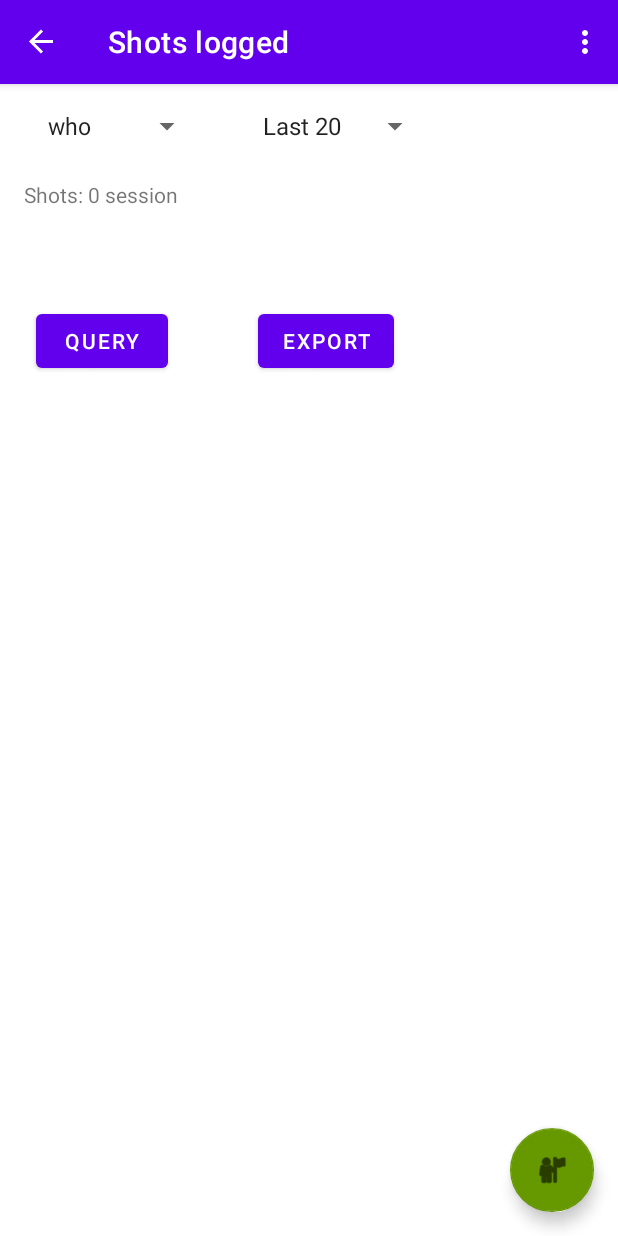
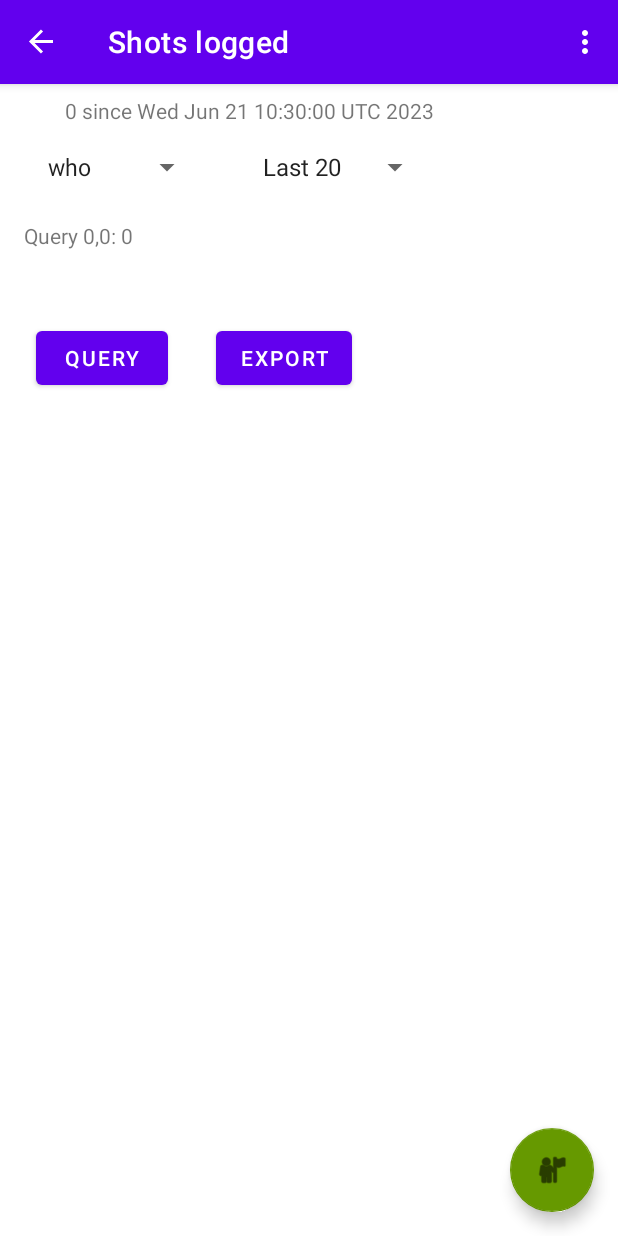
Before and after one commit to droidacts/DrangeNotes, an Android app: the screen it shows after launch (MainActivity), in the options menu, after a tap on an icon or button, on a phone screen of 412 x 824 dp. Run offline under Robolectric (Android 15) with nearby library versions, the phone set to English and light mode, and no system bars; our stand-ins replace Room's generated code, data binding, navigation-ui.

Commit message:
Ver 0.71-3: cleanup unneeded codes

```diff
--- a/app/build.gradle
+++ b/app/build.gradle
@@ -14,7 +14,7 @@ android {
         minSdk 25
         targetSdk 33
         versionCode 2
-        versionName "0.70-3"
+        versionName "0.71-3"
 
         testInstrumentationRunner "androidx.test.runner.AndroidJUnitRunner"
     }
@@ -34,6 +34,7 @@ android {
     }
     buildFeatures {
         viewBinding true
+        dataBinding true
     }
 }
 
--- a/app/src/main/java/org/xluz/droidacts/drangenotes/LogsFragment.kt
+++ b/app/src/main/java/org/xluz/droidacts/drangenotes/LogsFragment.kt
@@ -29,6 +29,8 @@ class LogsFragment : Fragment() {
         savedInstanceState: Bundle?
     ): View {
         _binding = FragmentLogsBinding.inflate(inflater, container, false)
+        // or, as noted in other sources of databinding ...
+        //_binding = DataBindingUtil.inflate(inflater, R.layout.fragment_logs, container, false)
         return binding.root
     }
 
@@ -38,14 +40,15 @@ class LogsFragment : Fragment() {
         mViewmodel3.datrdy = false
         querylogsViewmodel0.sessShotCount = args.sesscount
         querylogsViewmodel0.sessTeetime = args.sessteetime
+        querylogsViewmodel0.vInfobarText = args.msgtxt.toString()
         binding.exportButton.setOnClickListener {
             val exportAllCurrShotsReq = Intent(Intent.ACTION_SEND).apply {
                 type = "text/plain"
                 putExtra(Intent.EXTRA_TEXT, binding.allshotslogs.text)
-                putExtra(Intent.EXTRA_SUBJECT, getString(R.string.logs_fragment_label))
+                putExtra(Intent.EXTRA_SUBJECT, getString(R.string.logs_fragment_label)+binding.infobar.text)
             }
             val chooser = Intent.createChooser(
-                exportAllCurrShotsReq, "Export current shots data"
+                exportAllCurrShotsReq, "Export current shots logs"
             )
             startActivity(chooser)
         }
@@ -53,25 +56,21 @@ class LogsFragment : Fragment() {
             querylogsViewmodel0.vGolfer = binding.players3.selectedItemPosition
             querylogsViewmodel0.vRecentQuery = binding.recentchoices.selectedItemPosition
             querylogsViewmodel0.getlogs()
-            binding.allshotslogs.text = querylogsViewmodel0.vLogsText
         }
-        binding.allshotslogs.setOnFocusChangeListener {  //temporary use
-                _, hasFocus ->
-            if(hasFocus) {
-                binding.allshotslogs.text = querylogsViewmodel0.vLogsText
-            }
-        }
-        binding.allshotslogs.setOnClickListener {
-            //  temporary
-            binding.allshotslogs.text = querylogsViewmodel0.vLogsText
-        }
+// try data binding to textview, lifecycle owner is needed by LiveData
+        binding.localviewm = querylogsViewmodel0
+        binding.lifecycleOwner = viewLifecycleOwner
+        // not sure if we need this
+//        querylogsViewmodel0.vLogsText.observe(viewLifecycleOwner) {
+//            binding.allshotslogs.text = it
+//        }
+
 // set default logs to be all shots in current session
         viewLifecycleOwner.lifecycleScope.launch {
             viewLifecycleOwner.repeatOnLifecycle(Lifecycle.State.STARTED) {
                 querylogsViewmodel0.vGolfer = 0
                 querylogsViewmodel0.vRecentQuery = 0
                 querylogsViewmodel0.getlogs()
-                binding.allshotslogs.text = "${args.msgtxt}\n${querylogsViewmodel0.vLogsText}"
             }
         }
     }
--- a/app/src/main/java/org/xluz/droidacts/drangenotes/MainActivity.kt
+++ b/app/src/main/java/org/xluz/droidacts/drangenotes/MainActivity.kt
@@ -19,7 +19,6 @@ import androidx.core.app.ActivityCompat
 import androidx.core.content.ContextCompat
 import androidx.lifecycle.ViewModelProvider
 import java.util.Date
-import java.io.IOException
 import org.xluz.droidacts.drangenotes.databinding.ActivityMainBinding
 
 private const val SETTINGKEY1 = "appSettings_use_meters"
@@ -103,7 +102,7 @@ class MainActivity : AppCompatActivity() {
                 manyShots.clear()
                 true
             }
-            R.id.menu_export -> {    // backup copy DB to ext SD
+            R.id.menu_export -> {    // backup copy DB to media storage
                 if(neededPerms()) {
                     val DBf = this.getDatabasePath(CCgolfDB.DBfilename).toString()
                     if (CCgolfDB.copyAppDBtoSD())
@@ -121,12 +120,12 @@ class MainActivity : AppCompatActivity() {
             }
             R.id.menu_logs -> {
                 stashManyShots()
-                val outstr = "Shots: ${manyShots.size} session\n "
-                //outstr += theDB.theDAO().getNShots().toString() + " All\n"
-                val teetime = getSharedPreferences(LASTSESSIONLOG, MODE_PRIVATE).getLong(LASTSESSIONLOG_T, 0)/1000L
+
+                val teetime = getSharedPreferences(LASTSESSIONLOG, MODE_PRIVATE).getLong(LASTSESSIONLOG_T, 0)
+                val outstr = " ${manyShots.size} since ${Date(teetime).toString()} "
 
                 findNavController(R.id.nav_host_fragment_content_main).  //.navigate(R.id.logsFragment)
-                    navigate(NavGraphDirections.actionGlobalLogsFragment(outstr, manyShots.size, teetime))
+                    navigate(NavGraphDirections.actionGlobalLogsFragment(outstr, manyShots.size, teetime/1000))
                 true
             }
             else -> {
@@ -148,23 +147,23 @@ class MainActivity : AppCompatActivity() {
 
     override fun onSaveInstanceState(outState: Bundle) {
         super.onSaveInstanceState(outState)
-//        outState.putString(LASTSESSIONLOG_KEYALL, manyShots.toString())
         val sessAllshots = stashManyShots()
-        val appSharedpref1 = getSharedPreferences(LASTSESSIONLOG, MODE_PRIVATE)
-        val teetime = appSharedpref1.getLong(LASTSESSIONLOG_T, 0)
-        try {
-            val outF = openFileOutput("log$teetime.log", MODE_APPEND)
-            outF.use {
-                it.writer().write("at"+Date().time.toString()+"\n")
-                it.writer().write(sessAllshots)
-                it.close()
-            }
-        } catch (e: IOException) {
-            with(appSharedpref1.edit()) {
-                putString(LASTSESSIONLOG_KEY1, "save session log file log$teetime failed")
-                apply()
-            }
-        }
+        outState.putString(LASTSESSIONLOG_KEYALL, sessAllshots)
+//        val appSharedpref1 = getSharedPreferences(LASTSESSIONLOG, MODE_PRIVATE)
+//        val teetime = appSharedpref1.getLong(LASTSESSIONLOG_T, 0)
+//        try{  // not working!
+//            val outF = openFileOutput("log$teetime.log", MODE_APPEND)
+//            outF.use {
+//                it.writer().write("at "+Date().toString()+"\n")
+//                it.writer().write(sessAllshots)
+//                it.close()
+//            }
+//        } catch (e: IOException) {
+//            with(appSharedpref1.edit()) {
+//                putString(LASTSESSIONLOG_KEY1, "save session log file log$teetime failed")
+//                apply()
+//            }
+//        }
 
     }
 
--- a/app/src/main/java/org/xluz/droidacts/drangenotes/QuerylogsViewmodel.kt
+++ b/app/src/main/java/org/xluz/droidacts/drangenotes/QuerylogsViewmodel.kt
@@ -1,5 +1,6 @@
 package org.xluz.droidacts.drangenotes
 
+import androidx.lifecycle.MutableLiveData
 import androidx.lifecycle.ViewModel
 import androidx.lifecycle.viewModelScope
 import kotlinx.coroutines.Dispatchers
@@ -8,9 +9,10 @@ import kotlinx.coroutines.launch
 class QuerylogsViewmodel : ViewModel() {
     var vRecentQuery: Int = 0
     var vGolfer: Int = 0    // =All/any
-    var vLogsText: String = ""
+    var vLogsText: MutableLiveData<String> = MutableLiveData()
     var sessShotCount: Int? = null
     var sessTeetime: Long? = 0    //unix time in seconds
+    var vInfobarText = "shots info: "  // debugging
 
     private val theDB = CCgolfDB.getOne()
 
@@ -23,8 +25,8 @@ class QuerylogsViewmodel : ViewModel() {
                 }
                 1 -> {
                     when(sessShotCount) {
-                        null -> vLogsText = "Shots: none"
-                        0 -> vLogsText = "Shots: none"
+                        null -> vLogsText.postValue("No shot")
+                        0    -> vLogsText.postValue("No shot")
                         else -> {
                             if(vGolfer==0)
                                 convShotsqueryToStr(theDB?.theDAO()?.getLastNShots(sessShotCount ?: 20))
@@ -49,14 +51,16 @@ class QuerylogsViewmodel : ViewModel() {
     }
 
     private fun convShotsqueryToStr(shotsquery: List<Shotdata>?): String {
+        var tmpstr: String
         if(shotsquery != null) {
-            vLogsText = "Shots: ${shotsquery.size} / $sessShotCount\n"
+            tmpstr = "Query $vGolfer,$vRecentQuery: ${shotsquery.size} \n"
             for (ss in shotsquery)
-                vLogsText += ss.toString() + "\n"
+                tmpstr += ss.toString() + "\n"
         } else {
-            vLogsText = "No results."
+            tmpstr = "No result"
         }
-        return vLogsText
+        vLogsText.postValue(tmpstr)
+        return tmpstr
     }
 
 }
--- a/app/src/main/java/org/xluz/droidacts/drangenotes/Shotdata.kt
+++ b/app/src/main/java/org/xluz/droidacts/drangenotes/Shotdata.kt
@@ -36,7 +36,7 @@ data class Shotdata(
         val dtformat = SimpleDateFormat("HH:mm")
         var outstr = dtformat.format(Date(1000L* datetime!!))
         outstr += " [$golfer] club $stick at $power >> $dist yds ($sshape)"
-        outstr += "{ " + comment + " ; " + loc + " }"
+        outstr += " { $comment ; $loc }"
         return outstr
     }
 }
--- a/app/src/main/res/layout/fragment_logs.xml
+++ b/app/src/main/res/layout/fragment_logs.xml
@@ -1,7 +1,15 @@
 <?xml version="1.0" encoding="utf-8"?>
-<androidx.constraintlayout.widget.ConstraintLayout xmlns:android="http://schemas.android.com/apk/res/android"
+<layout xmlns:android="http://schemas.android.com/apk/res/android"
     xmlns:app="http://schemas.android.com/apk/res-auto"
-    xmlns:tools="http://schemas.android.com/tools"
+    xmlns:tools="http://schemas.android.com/tools">
+
+    <data>
+        <variable
+            name="localviewm"
+            type="org.xluz.droidacts.drangenotes.QuerylogsViewmodel" />
+    </data>
+
+    <androidx.constraintlayout.widget.ConstraintLayout
         android:layout_width="match_parent"
         android:layout_height="match_parent"
         tools:context=".LogsFragment">
@@ -14,17 +22,16 @@
             android:layout_marginTop="16dp"
             android:entries="@array/default_golfers"
             app:layout_constraintStart_toStartOf="parent"
-        app:layout_constraintTop_toTopOf="parent" />
+            app:layout_constraintTop_toBottomOf="@+id/infobar" />
 
         <Spinner
             android:id="@+id/recentchoices"
             android:layout_width="0dp"
             android:layout_height="wrap_content"
             android:layout_marginStart="32dp"
-        android:layout_marginTop="16dp"
             android:entries="@array/recent_choices"
             app:layout_constraintStart_toEndOf="@+id/players3"
-        app:layout_constraintTop_toTopOf="parent" />
+            app:layout_constraintTop_toTopOf="@+id/players3" />
 
         <androidx.core.widget.NestedScrollView
             android:id="@+id/nestedScrollView"
@@ -42,18 +49,17 @@
                 android:layout_width="match_parent"
                 android:layout_height="wrap_content"
                 android:layout_margin="@dimen/text_margin"
-            android:clickable="true"
-            android:text="@string/large_text" />
+                android:text="@{localviewm.vLogsText}" />
         </androidx.core.widget.NestedScrollView>
 
         <Button
             android:id="@+id/exportButton"
             android:layout_width="wrap_content"
             android:layout_height="wrap_content"
-        android:layout_marginStart="172dp"
+            android:layout_marginStart="32dp"
             android:layout_marginTop="16dp"
-        android:text="Export"
-        app:layout_constraintStart_toStartOf="parent"
+            android:text="@string/button_export_log"
+            app:layout_constraintStart_toEndOf="@+id/queryButton"
             app:layout_constraintTop_toBottomOf="@+id/nestedScrollView" />
 
         <Button
@@ -61,8 +67,20 @@
             android:layout_width="wrap_content"
             android:layout_height="wrap_content"
             android:layout_marginStart="24dp"
-        android:text="Query"
+            android:text="@string/button_query_log"
             app:layout_constraintStart_toStartOf="parent"
             app:layout_constraintTop_toTopOf="@+id/exportButton" />
 
+        <TextView
+            android:id="@+id/infobar"
+            android:layout_width="wrap_content"
+            android:layout_height="wrap_content"
+            android:layout_marginTop="8dp"
+            android:text='@{localviewm.vInfobarText}'
+            app:layout_constraintEnd_toEndOf="parent"
+            app:layout_constraintHorizontal_bias="0.25"
+            app:layout_constraintStart_toStartOf="parent"
+            app:layout_constraintTop_toTopOf="parent" />
+
     </androidx.constraintlayout.widget.ConstraintLayout>
+</layout>
--- a/app/src/main/res/values/strings.xml
+++ b/app/src/main/res/values/strings.xml
@@ -49,4 +49,6 @@
     <string name="large_text">
         "Choose a player and recent option, then press Query to refresh logs.\n"
     </string>
+    <string name="button_export_log">Export</string>
+    <string name="button_query_log">Query</string>
 </resources>
```
Lines whose indentation alone changed are shown as unchanged.
